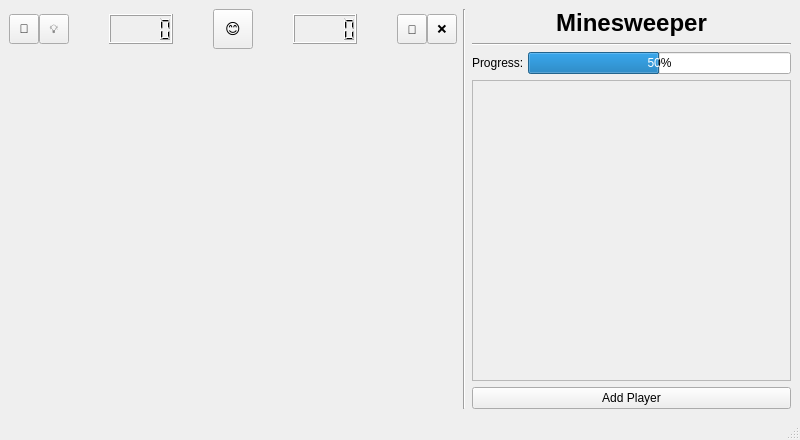
The window that mainwindow.ui (anton-fischer/cpp-minesweeper) describes before a commit, drawn with Qt 5.
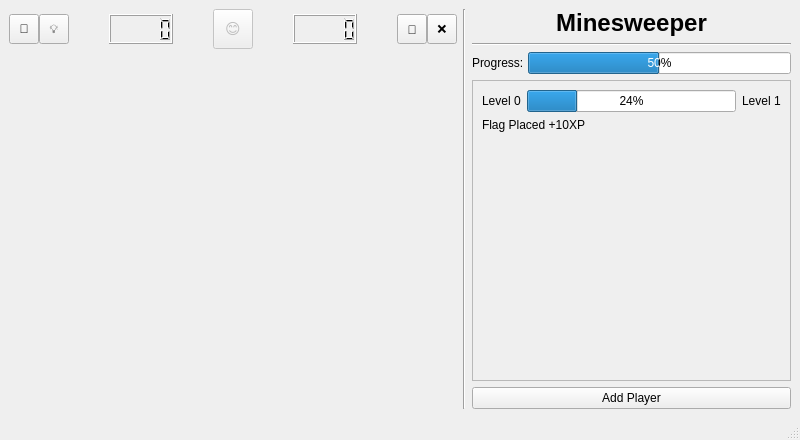
The same window after the commit.

```diff
--- a/mainwindow.ui
+++ b/mainwindow.ui
@@ -118,6 +118,9 @@
           </item>
           <item>
            <widget class="QToolButton" name="btn_status">
+            <property name="enabled">
+             <bool>false</bool>
+            </property>
             <property name="minimumSize">
              <size>
               <width>40</width>
@@ -333,6 +336,51 @@
             <item>
              <layout class="QVBoxLayout" name="scrollboards_container"/>
             </item>
+            <item>
+             <layout class="QHBoxLayout" name="horizontalLayout">
+              <item>
+               <widget class="QLabel" name="label_4">
+                <property name="text">
+                 <string>Level 0</string>
+                </property>
+               </widget>
+              </item>
+              <item>
+               <widget class="QProgressBar" name="progressBar">
+                <property name="value">
+                 <number>24</number>
+                </property>
+               </widget>
+              </item>
+              <item>
+               <widget class="QLabel" name="label_3">
+                <property name="text">
+                 <string>Level 1</string>
+                </property>
+               </widget>
+              </item>
+             </layout>
+            </item>
+            <item>
+             <widget class="QLabel" name="label_2">
+              <property name="text">
+               <string>Flag Placed +10XP</string>
+              </property>
+             </widget>
+            </item>
+            <item>
+             <spacer name="verticalSpacer">
+              <property name="orientation">
+               <enum>Qt::Orientation::Vertical</enum>
+              </property>
+              <property name="sizeHint" stdset="0">
+               <size>
+                <width>20</width>
+                <height>40</height>
+               </size>
+              </property>
+             </spacer>
+            </item>
            </layout>
           </widget>
          </widget>
```
Left out of the diff: 3 changed lines with no effect on the pictures.
